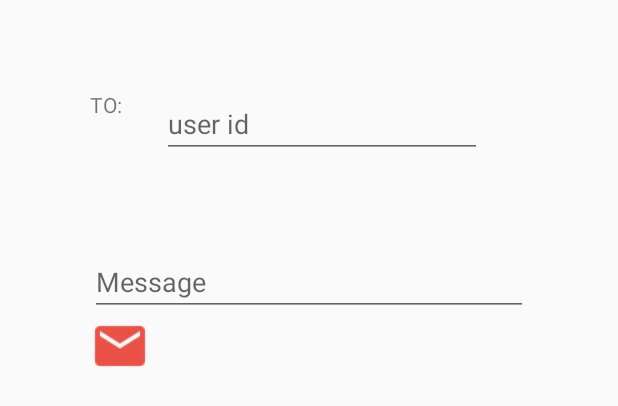
After one commit to Database-2/PHASE-3, an Android app: the layout reply_to_message.xml on its own in the app's theme, with its tools: preview values and no code run, on a phone screen of 412 x 824 dp. The commit adds this screen. Shown: the top 406 px of the screen. Run offline under Robolectric (Android 15) with nearby library versions, the phone set to English and light mode, and no system bars.

Commit message:
message is done

```diff
--- /dev/null
+++ b/db2/app/src/main/res/layout/reply_to_message.xml
@@ -0,0 +1,68 @@
+<?xml version="1.0" encoding="utf-8"?>
+<RelativeLayout
+    xmlns:android="http://schemas.android.com/apk/res/android"
+    xmlns:app="http://schemas.android.com/apk/res-auto"
+    xmlns:tools="http://schemas.android.com/tools"
+    android:layout_width="match_parent"
+    android:layout_height="wrap_content"
+    android:focusableInTouchMode="true"
+    android:padding="30dp"
+    android:orientation="horizontal">
+
+    <LinearLayout
+        xmlns:android="http://schemas.android.com/apk/res/android"
+        xmlns:app="http://schemas.android.com/apk/res-auto"
+        xmlns:tools="http://schemas.android.com/tools"
+        android:id="@+id/linear_1"
+        android:layout_width="match_parent"
+        android:layout_height="wrap_content"
+        android:focusableInTouchMode="true"
+        android:padding="30dp"
+        android:orientation="horizontal">
+
+        <TextView
+            android:id="@+id/textView4"
+            android:layout_width="48dp"
+            android:layout_height="match_parent"
+            android:text="TO:"
+            />
+
+
+        <EditText
+            android:id="@+id/editText2"
+            android:layout_toRightOf="@id/textView4"
+            android:layout_width="wrap_content"
+            android:layout_height="match_parent"
+            android:ems="10"
+            android:hint="user id"
+            android:inputType="textEmailAddress"
+            />
+    </LinearLayout>
+
+    <LinearLayout
+        xmlns:android="http://schemas.android.com/apk/res/android"
+        xmlns:app="http://schemas.android.com/apk/res-auto"
+        xmlns:tools="http://schemas.android.com/tools"
+        android:id="@+id/linear_2"
+        android:layout_below="@id/linear_1"
+        android:layout_width="match_parent"
+        android:layout_height="wrap_content"
+        android:focusableInTouchMode="true"
+        android:padding="30dp"
+        android:orientation="vertical">
+
+    <EditText
+        android:id="@+id/editText3"
+        android:layout_width="match_parent"
+        android:layout_height="match_parent"
+        android:hint="Message"
+        />
+
+    <Button
+        android:id="@+id/text_mess"
+        android:layout_below="@id/editText3"
+        android:layout_width="40dp"
+        android:layout_height="40dp"
+        android:background="@drawable/ic_text"/>
+    </LinearLayout>
+</RelativeLayout>
```
Also changed, not shown: db2/app/src/main/java/com/example/u/phase_3/inboxActivity.java (+33 -2 lines), db2/app/src/main/res/drawable-hdpi/ic_text.png (added), db2/app/src/main/res/drawable-mdpi/ic_text.png (added), db2/app/src/main/res/drawable-xhdpi/ic_text.png (added), db2/app/src/main/res/drawable-xxhdpi/ic_text.png (added), 1 other file.
